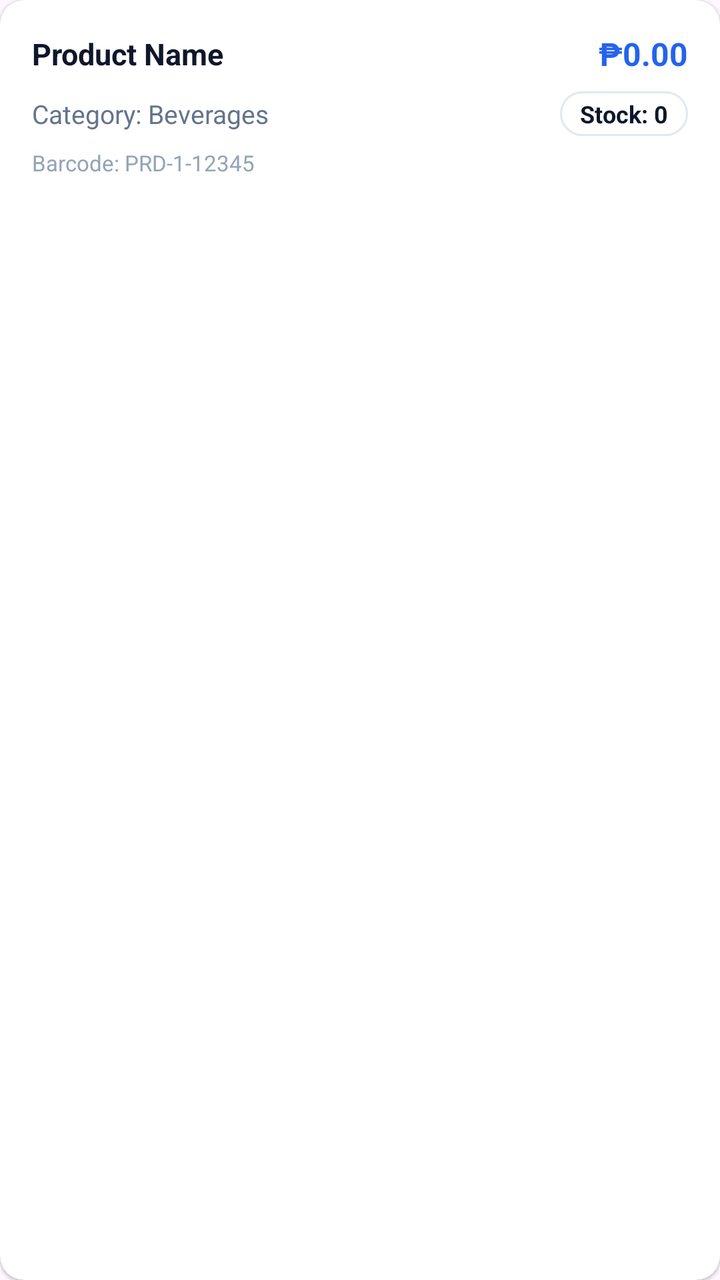
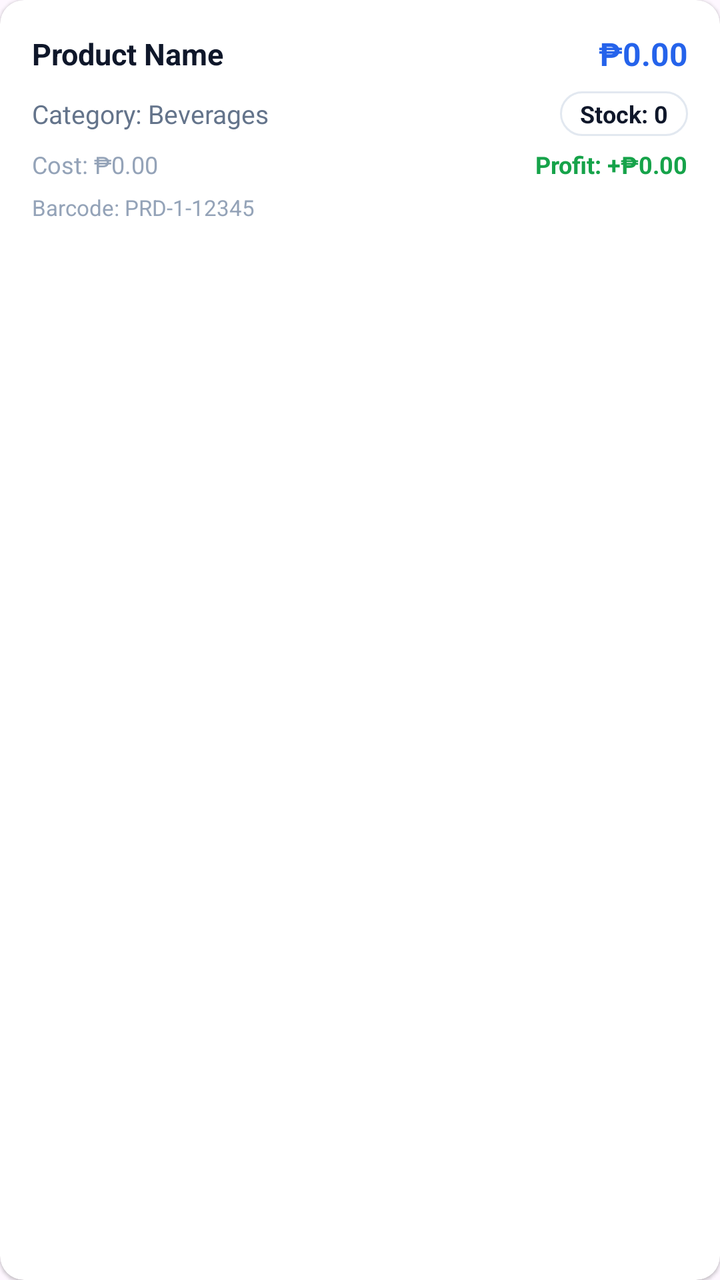

Compare the two renders of this Android layout. The source of the first and the diff that turns it into the second are given below.
<!-- AndroidManifest.xml: application theme Theme.StockEase -->
<!-- res/layout/item_product.xml -->
<?xml version="1.0" encoding="utf-8"?>
<androidx.cardview.widget.CardView xmlns:android="http://schemas.android.com/apk/res/android"
    xmlns:app="http://schemas.android.com/apk/res-auto"
    android:layout_width="match_parent"
    android:layout_height="wrap_content"
    android:layout_marginHorizontal="6dp"
    android:layout_marginVertical="5dp"
    app:cardCornerRadius="12dp"
    app:cardElevation="1dp"
    app:cardBackgroundColor="@color/card_background">

    <LinearLayout
        android:layout_width="match_parent"
        android:layout_height="wrap_content"
        android:orientation="vertical"
        android:padding="16dp">

        <LinearLayout
            android:layout_width="match_parent"
            android:layout_height="wrap_content"
            android:gravity="center_vertical"
            android:orientation="horizontal">

            <TextView
                android:id="@+id/tvProductName"
                android:layout_width="0dp"
                android:layout_height="wrap_content"
                android:layout_weight="1"
                android:text="Product Name"
                android:textColor="@color/text_primary"
                android:textSize="15sp"
                android:textStyle="bold" />

            <TextView
                android:id="@+id/tvProductPrice"
                android:layout_width="wrap_content"
                android:layout_height="wrap_content"
                android:text="₱0.00"
                android:textColor="@color/primary"
                android:textSize="16sp"
                android:textStyle="bold" />
        </LinearLayout>

        <LinearLayout
            android:layout_width="match_parent"
            android:layout_height="wrap_content"
            android:layout_marginTop="8dp"
            android:gravity="center_vertical"
            android:orientation="horizontal">

            <TextView
                android:id="@+id/tvProductCategory"
                android:layout_width="0dp"
                android:layout_height="wrap_content"
                android:layout_weight="1"
                android:text="Category: Beverages"
                android:textColor="@color/text_secondary"
                android:textSize="13sp" />

            <TextView
                android:id="@+id/tvProductQty"
                android:layout_width="wrap_content"
                android:layout_height="wrap_content"
                android:background="@drawable/bg_pill_header"
                android:paddingHorizontal="10dp"
                android:paddingVertical="3dp"
                android:text="Stock: 0"
                android:textColor="@color/text_primary"
                android:textSize="12sp"
                android:textStyle="bold" />
        </LinearLayout>

        <TextView
            android:id="@+id/tvProductBarcode"
            android:layout_width="wrap_content"
            android:layout_height="wrap_content"
            android:layout_marginTop="6dp"
            android:text="Barcode: PRD-1-12345"
            android:textColor="@color/text_muted"
            android:textSize="11sp" />

    </LinearLayout>
</androidx.cardview.widget.CardView>
<!-- resources referenced by this layout -->
<resources>
  <color name="card_background">#FFFFFF</color>
  <color name="primary">#2563EB</color>
  <color name="text_muted">#94A3B8</color>
  <color name="text_primary">#0F172A</color>
  <color name="text_secondary">#64748B</color>
  <!-- drawable bg_pill_header (drawable) -->
  <?xml version="1.0" encoding="utf-8"?>
  <shape xmlns:android="http://schemas.android.com/apk/res/android"
      android:shape="rectangle">
      <solid android:color="@color/card_background" />
      <corners android:radius="20dp" />
      <stroke
          android:width="1dp"
          android:color="@color/card_border" />
  </shape>
  <style name="Theme.StockEase" parent="Base.Theme.StockEase" />
  <color name="card_border">#E2E8F0</color>
  <style name="Base.Theme.StockEase" parent="Theme.Material3.DayNight.NoActionBar">
          
          
      </style>
</resources>

<!-- the commit's change to res/layout/item_product.xml (unified diff, before → after) -->
@@ -70,6 +70,33 @@
                 android:textStyle="bold" />
         </LinearLayout>
 
+        
+        <LinearLayout
+            android:layout_width="match_parent"
+            android:layout_height="wrap_content"
+            android:layout_marginTop="6dp"
+            android:gravity="center_vertical"
+            android:orientation="horizontal">
+
+            <TextView
+                android:id="@+id/tvProductCost"
+                android:layout_width="0dp"
+                android:layout_height="wrap_content"
+                android:layout_weight="1"
+                android:text="Cost: ₱0.00"
+                android:textColor="@color/text_muted"
+                android:textSize="12sp" />
+
+            <TextView
+                android:id="@+id/tvProductProfit"
+                android:layout_width="wrap_content"
+                android:layout_height="wrap_content"
+                android:text="Profit: +₱0.00"
+                android:textColor="#16A34A"
+                android:textSize="12sp"
+                android:textStyle="bold" />
+        </LinearLayout>
+
         <TextView
             android:id="@+id/tvProductBarcode"
             android:layout_width="wrap_content"
